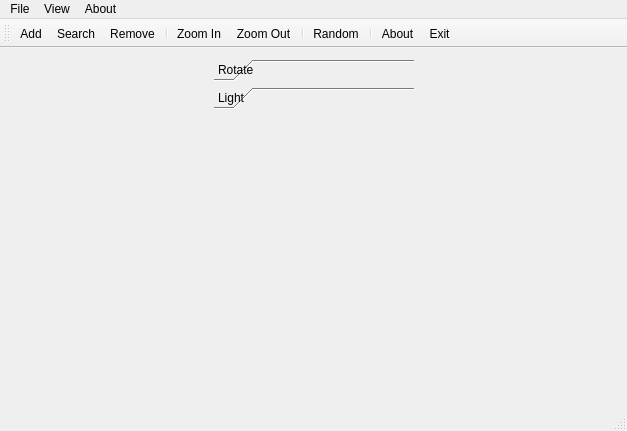
The window that mainwindow.ui (thiagodnf/binary-search-tree-in-qt) describes before a commit, drawn with Qt 5.
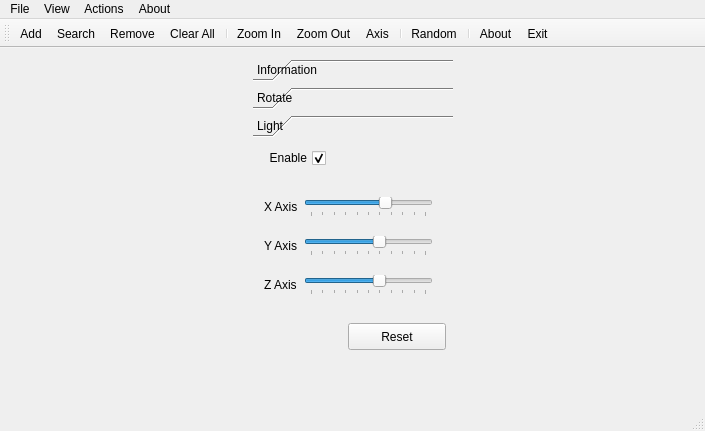
The same window after the commit. The open tabs and pages were chosen to show the change. Icons and pictures are not drawn.

```diff
--- a/mainwindow.ui
+++ b/mainwindow.ui
@@ -6,7 +6,7 @@
    <rect>
     <x>0</x>
     <y>0</y>
-    <width>627</width>
+    <width>705</width>
     <height>431</height>
    </rect>
   </property>
@@ -48,13 +48,63 @@
       <property name="currentIndex">
        <number>0</number>
       </property>
+      <widget class="QWidget" name="pageInformation">
+       <attribute name="label">
+        <string>Information</string>
+       </attribute>
+       <widget class="QWidget" name="">
+        <property name="geometry">
+         <rect>
+          <x>1</x>
+          <y>5</y>
+          <width>200</width>
+          <height>29</height>
+         </rect>
+        </property>
+        <layout class="QHBoxLayout" name="horizontalLayout_3">
+         <item>
+          <widget class="QLineEdit" name="lineEditNodes">
+           <property name="enabled">
+            <bool>false</bool>
+           </property>
+           <property name="text">
+            <string>0</string>
+           </property>
+           <property name="alignment">
+            <set>Qt::AlignRight|Qt::AlignTrailing|Qt::AlignVCenter</set>
+           </property>
+          </widget>
+         </item>
+         <item>
+          <spacer name="horizontalSpacer">
+           <property name="orientation">
+            <enum>Qt::Horizontal</enum>
+           </property>
+           <property name="sizeHint" stdset="0">
+            <size>
+             <width>40</width>
+             <height>20</height>
+            </size>
+           </property>
+          </spacer>
+         </item>
+         <item>
+          <widget class="QLabel" name="labelNodes">
+           <property name="text">
+            <string>Nodes:</string>
+           </property>
+          </widget>
+         </item>
+        </layout>
+       </widget>
+      </widget>
       <widget class="QWidget" name="pageRotation">
        <property name="geometry">
         <rect>
          <x>0</x>
          <y>0</y>
          <width>200</width>
-         <height>241</height>
+         <height>210</height>
         </rect>
        </property>
        <attribute name="label">
@@ -146,12 +196,182 @@
          <x>0</x>
          <y>0</y>
          <width>200</width>
-         <height>241</height>
+         <height>210</height>
         </rect>
        </property>
        <attribute name="label">
         <string>Light</string>
        </attribute>
+       <widget class="QCheckBox" name="checkBoxEnableLight">
+        <property name="geometry">
+         <rect>
+          <x>-8</x>
+          <y>4</y>
+          <width>81</width>
+          <height>22</height>
+         </rect>
+        </property>
+        <property name="font">
+         <font>
+          <weight>50</weight>
+          <bold>false</bold>
+         </font>
+        </property>
+        <property name="text">
+         <string>Enable</string>
+        </property>
+        <property name="checked">
+         <bool>true</bool>
+        </property>
+       </widget>
+       <widget class="QWidget" name="gridLayoutWidget_2">
+        <property name="geometry">
+         <rect>
+          <x>0</x>
+          <y>30</y>
+          <width>191</width>
+          <height>149</height>
+         </rect>
+        </property>
+        <layout class="QGridLayout" name="gridLayout_2">
+         <item row="2" column="0">
+          <widget class="QSlider" name="hSliderLightZ">
+           <property name="minimum">
+            <number>-50</number>
+           </property>
+           <property name="maximum">
+            <number>50</number>
+           </property>
+           <property name="singleStep">
+            <number>1</number>
+           </property>
+           <property name="pageStep">
+            <number>10</number>
+           </property>
+           <property name="value">
+            <number>10</number>
+           </property>
+           <property name="orientation">
+            <enum>Qt::Horizontal</enum>
+           </property>
+           <property name="invertedAppearance">
+            <bool>true</bool>
+           </property>
+           <property name="tickPosition">
+            <enum>QSlider::TicksBelow</enum>
+           </property>
+          </widget>
+         </item>
+         <item row="0" column="0">
+          <widget class="QSlider" name="hSliderLightX">
+           <property name="minimum">
+            <number>-50</number>
+           </property>
+           <property name="maximum">
+            <number>50</number>
+           </property>
+           <property name="singleStep">
+            <number>1</number>
+           </property>
+           <property name="pageStep">
+            <number>10</number>
+           </property>
+           <property name="value">
+            <number>15</number>
+           </property>
+           <property name="orientation">
+            <enum>Qt::Horizontal</enum>
+           </property>
+           <property name="invertedAppearance">
+            <bool>true</bool>
+           </property>
+           <property name="tickPosition">
+            <enum>QSlider::TicksBelow</enum>
+           </property>
+          </widget>
+         </item>
+         <item row="1" column="0">
+          <widget class="QSlider" name="hSliderLightY">
+           <property name="minimum">
+            <number>-50</number>
+           </property>
+           <property name="maximum">
+            <number>50</number>
+           </property>
+           <property name="singleStep">
+            <number>1</number>
+           </property>
+           <property name="pageStep">
+            <number>10</number>
+           </property>
+           <property name="value">
+            <number>10</number>
+           </property>
+           <property name="orientation">
+            <enum>Qt::Horizontal</enum>
+           </property>
+           <property name="invertedAppearance">
+            <bool>true</bool>
+           </property>
+           <property name="tickPosition">
+            <enum>QSlider::TicksBelow</enum>
+           </property>
+          </widget>
+         </item>
+         <item row="1" column="1">
+          <widget class="QLabel" name="labelLightY">
+           <property name="font">
+            <font>
+             <weight>50</weight>
+             <bold>false</bold>
+            </font>
+           </property>
+           <property name="text">
+            <string>Y Axis</string>
+           </property>
+          </widget>
+         </item>
+         <item row="2" column="1">
+          <widget class="QLabel" name="labelLightZ">
+           <property name="font">
+            <font>
+             <weight>50</weight>
+             <bold>false</bold>
+            </font>
+           </property>
+           <property name="text">
+            <string>Z Axis</string>
+           </property>
+          </widget>
+         </item>
+         <item row="0" column="1">
+          <widget class="QLabel" name="labelLightX">
+           <property name="font">
+            <font>
+             <weight>50</weight>
+             <bold>false</bold>
+            </font>
+           </property>
+           <property name="text">
+            <string>X Axis</string>
+           </property>
+          </widget>
+         </item>
+        </layout>
+       </widget>
+       <widget class="QPushButton" name="pushButtonLightReset">
+        <property name="geometry">
+         <rect>
+          <x>95</x>
+          <y>180</y>
+          <width>98</width>
+          <height>27</height>
+         </rect>
+        </property>
+        <property name="text">
+         <string>Reset</string>
+        </property>
+       </widget>
       </widget>
      </widget>
     </item>
@@ -162,7 +382,7 @@
     <rect>
      <x>0</x>
      <y>0</y>
-     <width>627</width>
+     <width>705</width>
      <height>25</height>
     </rect>
    </property>
@@ -175,6 +395,9 @@
     <property name="title">
      <string>About</string>
     </property>
+    <addaction name="actionAboutQt"/>
+    <addaction name="separator"/>
+    <addaction name="actionAboutUs"/>
    </widget>
    <widget class="QMenu" name="menuView">
     <property name="title">
@@ -183,8 +406,23 @@
     <addaction name="actionViewAxisXYZ"/>
     <addaction name="actionViewLight"/>
    </widget>
+   <widget class="QMenu" name="menuActions">
+    <property name="title">
+     <string>Actions</string>
+    </property>
+    <addaction name="actionAddValue"/>
+    <addaction name="actionSearchValue"/>
+    <addaction name="actionRemoveValue"/>
+    <addaction name="actionClearAll"/>
+    <addaction name="separator"/>
+    <addaction name="actionRandom"/>
+    <addaction name="separator"/>
+    <addaction name="actionZoomIn"/>
+    <addaction name="actionZoomOut"/>
+   </widget>
    <addaction name="menuArquivo"/>
    <addaction name="menuView"/>
+   <addaction name="menuActions"/>
    <addaction name="menuAbout"/>
   </widget>
   <widget class="QToolBar" name="mainToolBar">
@@ -197,13 +435,15 @@
    <addaction name="actionAddValue"/>
    <addaction name="actionSearchValue"/>
    <addaction name="actionRemoveValue"/>
+   <addaction name="actionClearAll"/>
    <addaction name="separator"/>
    <addaction name="actionZoomIn"/>
    <addaction name="actionZoomOut"/>
+   <addaction name="actionAxis"/>
    <addaction name="separator"/>
    <addaction name="actionRandom"/>
    <addaction name="separator"/>
-   <addaction name="actionAbout"/>
+   <addaction name="actionAboutUs"/>
    <addaction name="actionExit"/>
   </widget>
   <widget class="QStatusBar" name="statusBar"/>
@@ -212,10 +452,13 @@
     <bool>true</bool>
    </property>
    <property name="checked">
-    <bool>true</bool>
+    <bool>false</bool>
    </property>
    <property name="text">
-    <string>Axis XYZ</string>
+    <string>Axis</string>
+   </property>
+   <property name="shortcut">
+    <string>A</string>
    </property>
   </action>
   <action name="actionAddValue">
@@ -229,6 +472,9 @@
    <property name="toolTip">
     <string>Insert a value in BST Tree</string>
    </property>
+   <property name="shortcut">
+    <string>Ctrl+A</string>
+   </property>
   </action>
   <action name="actionSearchValue">
    <property name="icon">
@@ -241,6 +487,9 @@
    <property name="toolTip">
     <string>Find a value in BST Tree</string>
    </property>
+   <property name="shortcut">
+    <string>Ctrl+S</string>
+   </property>
   </action>
   <action name="actionRemoveValue">
    <property name="icon">
@@ -253,6 +502,9 @@
    <property name="toolTip">
     <string>Remove a value in BST Tree</string>
    </property>
+   <property name="shortcut">
+    <string>Ctrl+R</string>
+   </property>
   </action>
   <action name="actionExit">
    <property name="icon">
@@ -266,7 +518,7 @@
     <string>Close the program</string>
    </property>
   </action>
-  <action name="actionAbout">
+  <action name="actionAboutUs">
    <property name="icon">
     <iconset resource="QtBSTOpenGL.qrc">
      <normaloff>:/resources/about.png</normaloff>:/resources/about.png</iconset>
@@ -303,6 +555,9 @@
    <property name="toolTip">
     <string>Zoom In</string>
    </property>
+   <property name="shortcut">
+    <string>Ctrl+Up</string>
+   </property>
   </action>
   <action name="actionZoomOut">
    <property name="icon">
@@ -315,6 +570,9 @@
    <property name="toolTip">
     <string>Zoom Out</string>
    </property>
+   <property name="shortcut">
+    <string>Ctrl+Down</string>
+   </property>
   </action>
   <action name="actionRandom">
    <property name="checkable">
@@ -331,6 +589,39 @@
     <string>Random Insert</string>
    </property>
   </action>
+  <action name="actionClearAll">
+   <property name="icon">
+    <iconset resource="QtBSTOpenGL.qrc">
+     <normaloff>:/resources/clear.png</normaloff>:/resources/clear.png</iconset>
+   </property>
+   <property name="text">
+    <string>Clear All</string>
+   </property>
+   <property name="toolTip">
+    <string>Clear All</string>
+   </property>
+  </action>
+  <action name="actionAxis">
+   <property name="checkable">
+    <bool>true</bool>
+   </property>
+   <property name="icon">
+    <iconset resource="QtBSTOpenGL.qrc">
+     <normaloff>:/resources/axis.png</normaloff>:/resources/axis.png</iconset>
+   </property>
+   <property name="text">
+    <string>Axis</string>
+   </property>
+  </action>
+  <action name="actionAboutQt">
+   <property name="icon">
+    <iconset resource="QtBSTOpenGL.qrc">
+     <normaloff>:/resources/qt.png</normaloff>:/resources/qt.png</iconset>
+   </property>
+   <property name="text">
+    <string>About Qt</string>
+   </property>
+  </action>
  </widget>
  <layoutdefault spacing="6" margin="11"/>
  <resources>
```
Left out of the diff: 309 changed lines with no effect on the pictures.
